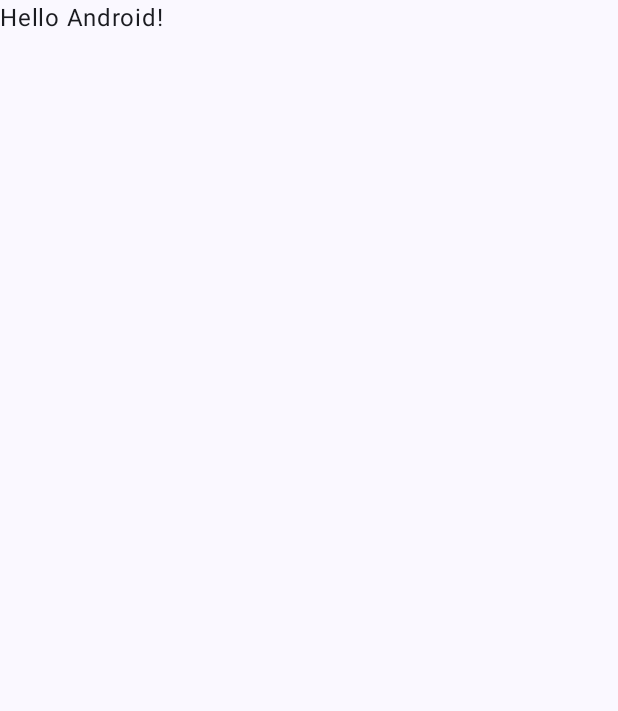
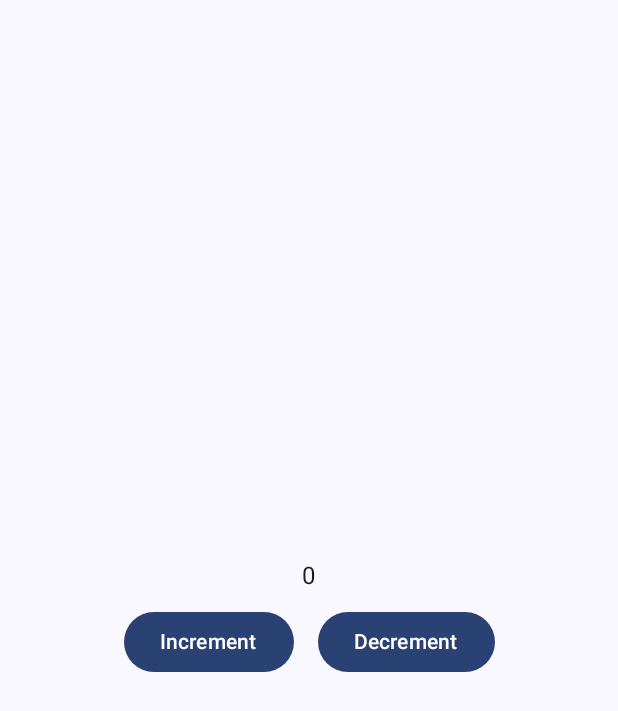
Before and after one commit to DavidPark70/CounterApp, an Android app built with Jetpack Compose: the screen it shows after launch (MainActivity), on a phone screen of 412 x 824 dp. Before the commit the part shown is almost empty. Shown: the top 711 px of the screen. Run offline under Robolectric (Android 15) with nearby library versions, the phone set to English and light mode, and no system bars.

Commit message:
view model

```diff
--- /dev/null
+++ b/app/src/main/java/aero/panasonic/counterapp/CounterViewModel.kt
@@ -0,0 +1,20 @@
+package aero.panasonic.counterapp
+
+import androidx.compose.runtime.getValue
+import androidx.compose.runtime.mutableStateOf
+import androidx.compose.runtime.remember
+import androidx.compose.runtime.setValue
+import androidx.lifecycle.ViewModel
+
+class CounterViewModel : ViewModel() {
+    var _count = mutableStateOf(0)
+    val count = _count
+
+    fun increment() {
+        _count.value++
+    }
+
+    fun decrement() {
+        _count.value--
+    }
+}
--- a/app/src/main/java/aero/panasonic/counterapp/MainActivity.kt
+++ b/app/src/main/java/aero/panasonic/counterapp/MainActivity.kt
@@ -12,18 +12,31 @@ import androidx.compose.runtime.Composable
 import androidx.compose.ui.Modifier
 import androidx.compose.ui.tooling.preview.Preview
 import aero.panasonic.counterapp.ui.theme.CounterAppTheme
+import android.view.Display.Mode
+import android.widget.Space
+import androidx.activity.viewModels
+import androidx.compose.foundation.layout.Arrangement
+import androidx.compose.foundation.layout.Column
+import androidx.compose.foundation.layout.PaddingValues
+import androidx.compose.foundation.layout.Row
+import androidx.compose.foundation.layout.Spacer
+import androidx.compose.foundation.layout.height
+import androidx.compose.foundation.layout.width
+import androidx.compose.material3.Button
+import androidx.compose.ui.Alignment
+import androidx.compose.ui.unit.dp
 
 class MainActivity : ComponentActivity() {
+
+    private val counterViewModel: CounterViewModel by viewModels()
+
     override fun onCreate(savedInstanceState: Bundle?) {
         super.onCreate(savedInstanceState)
         enableEdgeToEdge()
         setContent {
             CounterAppTheme {
                 Scaffold(modifier = Modifier.fillMaxSize()) { innerPadding ->
-                    Greeting(
-                        name = "Android",
-                        modifier = Modifier.padding(innerPadding)
-                    )
+                    CounterApp(counterViewModel, innerPadding)
                 }
             }
         }
@@ -31,17 +44,24 @@ class MainActivity : ComponentActivity() {
 }
 
 @Composable
-fun Greeting(name: String, modifier: Modifier = Modifier) {
-    Text(
-        text = "Hello $name!",
-        modifier = modifier
-    )
-}
-
-@Preview(showBackground = true)
-@Composable
-fun GreetingPreview() {
-    CounterAppTheme {
-        Greeting("Android")
+fun CounterApp(counter: CounterViewModel, innerPadding: PaddingValues) {
+    Column(
+        modifier = Modifier
+            .fillMaxSize()
+            .padding(innerPadding),
+        verticalArrangement = Arrangement.Center,
+        horizontalAlignment = Alignment.CenterHorizontally
+    ) {
+        Text(text = counter.count.value.toString())
+        Spacer(modifier = Modifier.height(8.dp))
+        Row {
+            Button(onClick = { counter.increment() }) {
+                Text(text = "Increment")
+            }
+            Spacer(modifier = Modifier.width(16.dp))
+            Button(onClick = { counter.decrement() }) {
+                Text(text = "Decrement")
+            }
+        }
     }
 }
```
